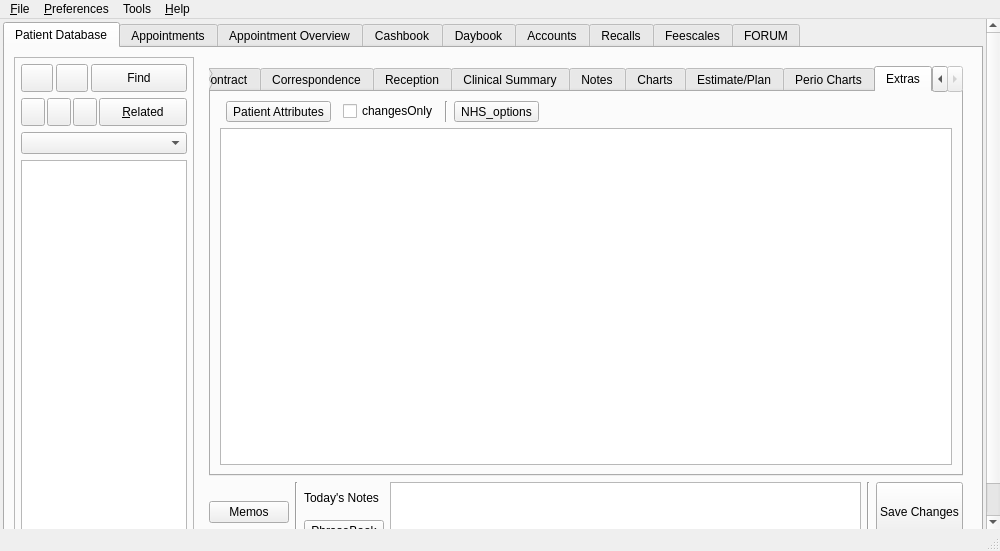
Above: qt-designer/main.ui from rowinggolfer/openmolar1 before the change. Below: the same form after it.
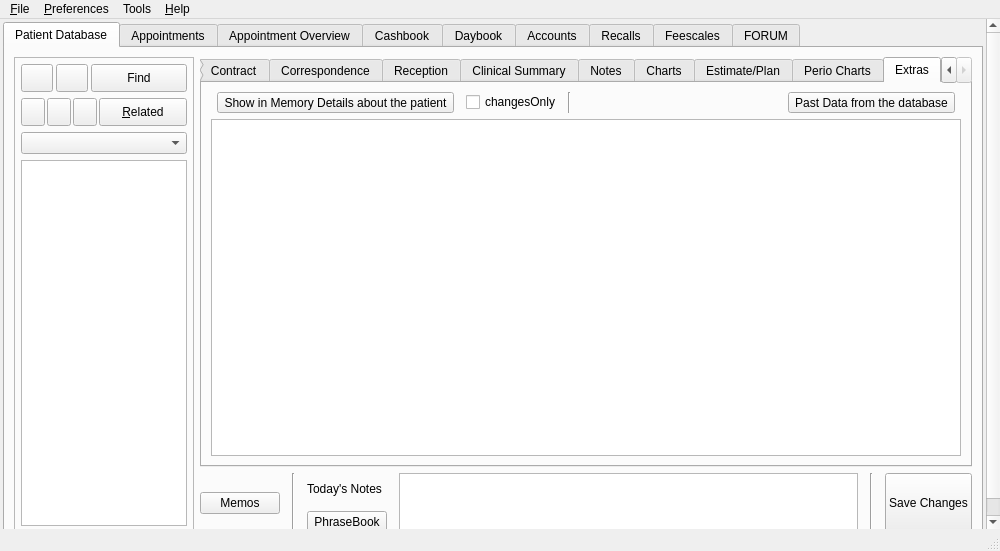
That is the form after the change. The open tabs and pages were chosen to show the change. Icons and pictures are not drawn.

Commit message: adding database history to a patient record

Diff of the .ui file:
```diff
--- a/qt-designer/main.ui
+++ b/qt-designer/main.ui
@@ -63,7 +63,7 @@
          <x>0</x>
          <y>0</y>
          <width>984</width>
-         <height>535</height>
+         <height>517</height>
         </rect>
        </property>
        <layout class="QHBoxLayout" name="horizontalLayout_7">
@@ -436,6 +436,12 @@
                <number>0</number>
               </property>
               <layout class="QGridLayout" name="gridLayout_18">
+               <property name="horizontalSpacing">
+                <number>12</number>
+               </property>
+               <property name="margin">
+                <number>0</number>
+               </property>
                <item row="1" column="0" rowspan="2">
                 <widget class="QPushButton" name="memos_pushButton">
                  <property name="text">
@@ -3519,42 +3525,10 @@
                    <string>Extras</string>
                   </attribute>
                   <layout class="QGridLayout" name="gridLayout_23">
-                   <item row="0" column="5">
-                    <widget class="QToolButton" name="NHS_toolButton">
-                     <property name="minimumSize">
-                      <size>
-                       <width>0</width>
-                       <height>0</height>
-                      </size>
-                     </property>
-                     <property name="text">
-                      <string>NHS_options</string>
-                     </property>
-                     <property name="popupMode">
-                      <enum>QToolButton::InstantPopup</enum>
-                     </property>
-                    </widget>
-                   </item>
-                   <item row="0" column="6">
-                    <spacer name="horizontalSpacer">
-                     <property name="orientation">
-                      <enum>Qt::Horizontal</enum>
-                     </property>
-                     <property name="sizeHint" stdset="0">
-                      <size>
-                       <width>358</width>
-                       <height>21</height>
-                      </size>
-                     </property>
-                    </spacer>
-                   </item>
-                   <item row="1" column="0" colspan="7">
-                    <widget class="QTextBrowser" name="debugBrowser"/>
-                   </item>
                    <item row="0" column="1">
                     <widget class="QToolButton" name="debug_toolButton">
                      <property name="text">
-                      <string>Patient Attributes</string>
+                      <string>Show in Memory Details about the patient</string>
                      </property>
                      <property name="checkable">
                       <bool>false</bool>
@@ -3581,6 +3555,38 @@
                      </property>
                     </widget>
                    </item>
+                   <item row="0" column="6">
+                    <widget class="QToolButton" name="pastData_toolButton">
+                     <property name="minimumSize">
+                      <size>
+                       <width>0</width>
+                       <height>0</height>
+                      </size>
+                     </property>
+                     <property name="text">
+                      <string>Past Data from the database</string>
+                     </property>
+                     <property name="popupMode">
+                      <enum>QToolButton::InstantPopup</enum>
+                     </property>
+                    </widget>
+                   </item>
+                   <item row="1" column="0" colspan="8">
+                    <widget class="QTextBrowser" name="debugBrowser"/>
+                   </item>
+                   <item row="0" column="5">
+                    <spacer name="horizontalSpacer">
+                     <property name="orientation">
+                      <enum>Qt::Horizontal</enum>
+                     </property>
+                     <property name="sizeHint" stdset="0">
+                      <size>
+                       <width>358</width>
+                       <height>21</height>
+                      </size>
+                     </property>
+                    </spacer>
+                   </item>
                   </layout>
                  </widget>
                 </widget>
```
Left out of the diff: 40 changed lines with no effect on the pictures. The commit also changes 11 other files.
